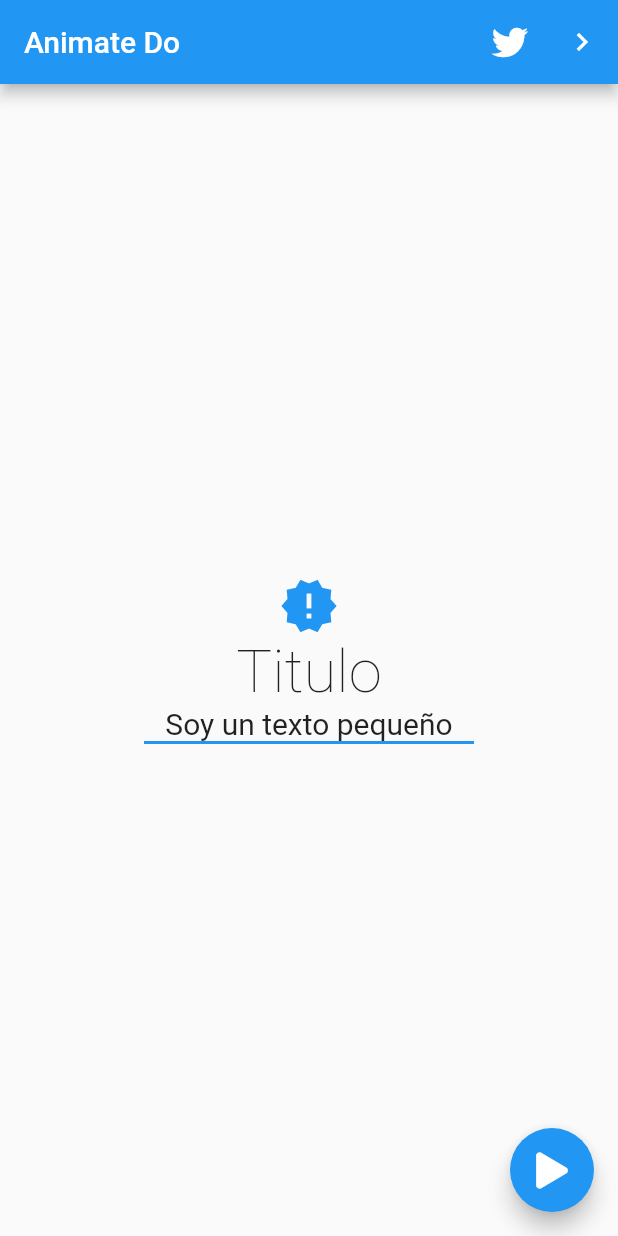
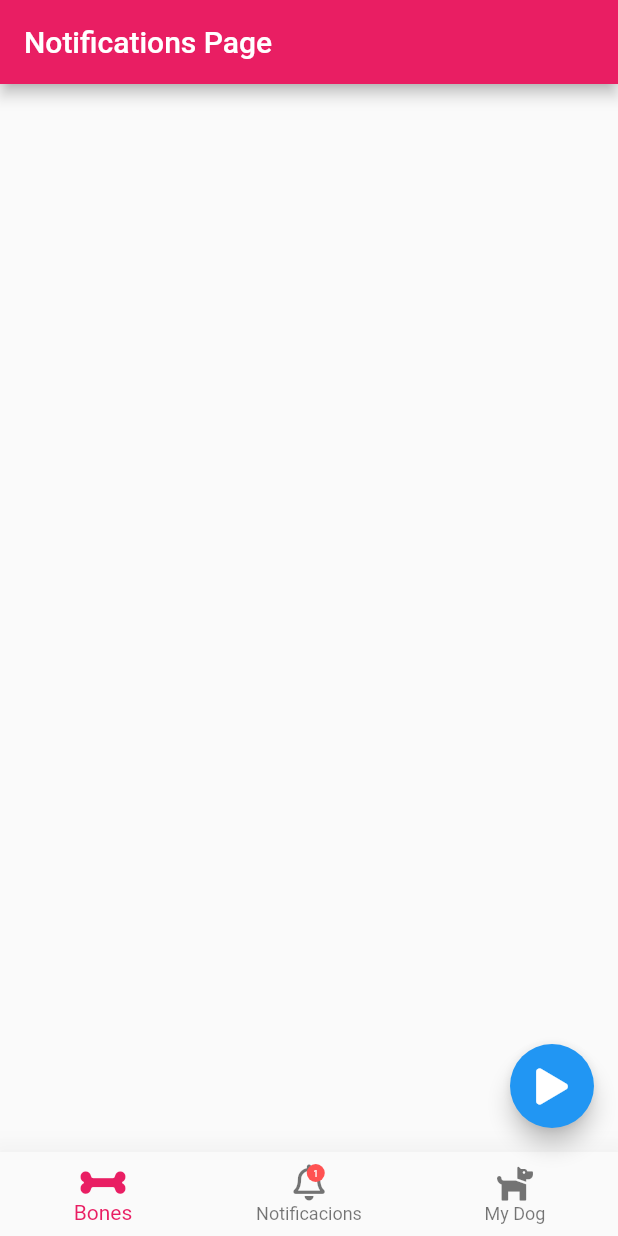
Before and after one commit to CesarArellano/Curso-Flutter-Intermedio, a Flutter app: the screen it shows after launch, on a phone screen of 412 x 824 dp. Run offline on Flutter 3.47's test engine with Material 2 defaults, Android fonts, the phone set to English and light mode, and no system bars; our stand-ins replace animate_do, flutter_svg, font_awesome_flutter.

Commit message:
Designing menu page

```diff
--- a/animate_do_app/lib/main.dart
+++ b/animate_do_app/lib/main.dart
@@ -1,6 +1,7 @@
 import 'package:flutter/material.dart';
 
-import 'package:animate_do_app/src/pages/screen1_page.dart';
+import 'package:animate_do_app/src/pages/navigation_page.dart';
+// import 'package:animate_do_app/src/pages/screen1_page.dart';
 // import 'package:animate_do_app/src/pages/twitter_page.dart';
 
 void main() => runApp(MyApp());
@@ -11,7 +12,7 @@ class MyApp extends StatelessWidget {
     return MaterialApp(
       debugShowCheckedModeBanner: false,
       title: 'Material App',
-      home: Screen1Page()
+      home: NavigationPage()
     );
   }
 }
--- /dev/null
+++ b/animate_do_app/lib/src/pages/navigation_page.dart
@@ -0,0 +1,73 @@
+import 'package:flutter/material.dart';
+import 'package:font_awesome_flutter/font_awesome_flutter.dart';
+
+
+class NavigationPage extends StatelessWidget {
+
+  @override
+  Widget build(BuildContext context) {
+    return Scaffold(
+      appBar: AppBar(
+        backgroundColor: Colors.pink,
+        title: Text('Notifications Page'),
+      ),
+      floatingActionButton: FloatingButton(),
+      bottomNavigationBar: BottomNavigation(),
+
+    );
+  }
+}
+
+class BottomNavigation extends StatelessWidget{
+  @override
+  Widget build(BuildContext context) {
+    return BottomNavigationBar(
+      currentIndex: 0,
+      selectedItemColor: Colors.pink,
+      elevation: 20,
+      items: <BottomNavigationBarItem>[
+        BottomNavigationBarItem(
+          label: 'Bones',
+          icon: FaIcon( FontAwesomeIcons.bone )
+        ),
+        BottomNavigationBarItem(
+          label: 'Notificacions',
+          icon: Stack(
+            children: <Widget>[
+              FaIcon( FontAwesomeIcons.bell ),
+              Positioned(
+                right: 0,
+                child: Container(
+                  child: Text('1', style: TextStyle(color: Colors.white, fontSize: 6),),
+                  alignment: Alignment.center,
+                  width: 12,
+                  height: 12,
+                  decoration: BoxDecoration(
+                    color: Colors.redAccent,
+                    shape: BoxShape.circle
+                  ),
+                )
+              )
+            ],
+          )
+        ),
+        BottomNavigationBarItem(
+          label: 'My Dog',
+          icon: FaIcon( FontAwesomeIcons.dog )
+        ),
+      ],
+    );
+  }
+}
+
+class FloatingButton extends StatelessWidget {
+
+  @override
+  Widget build(BuildContext context) {
+    return FloatingActionButton(
+      backgroundColor: Colors.blue,
+      child: FaIcon(FontAwesomeIcons.play),
+      onPressed: (){},
+    );
+  }
+}
```
